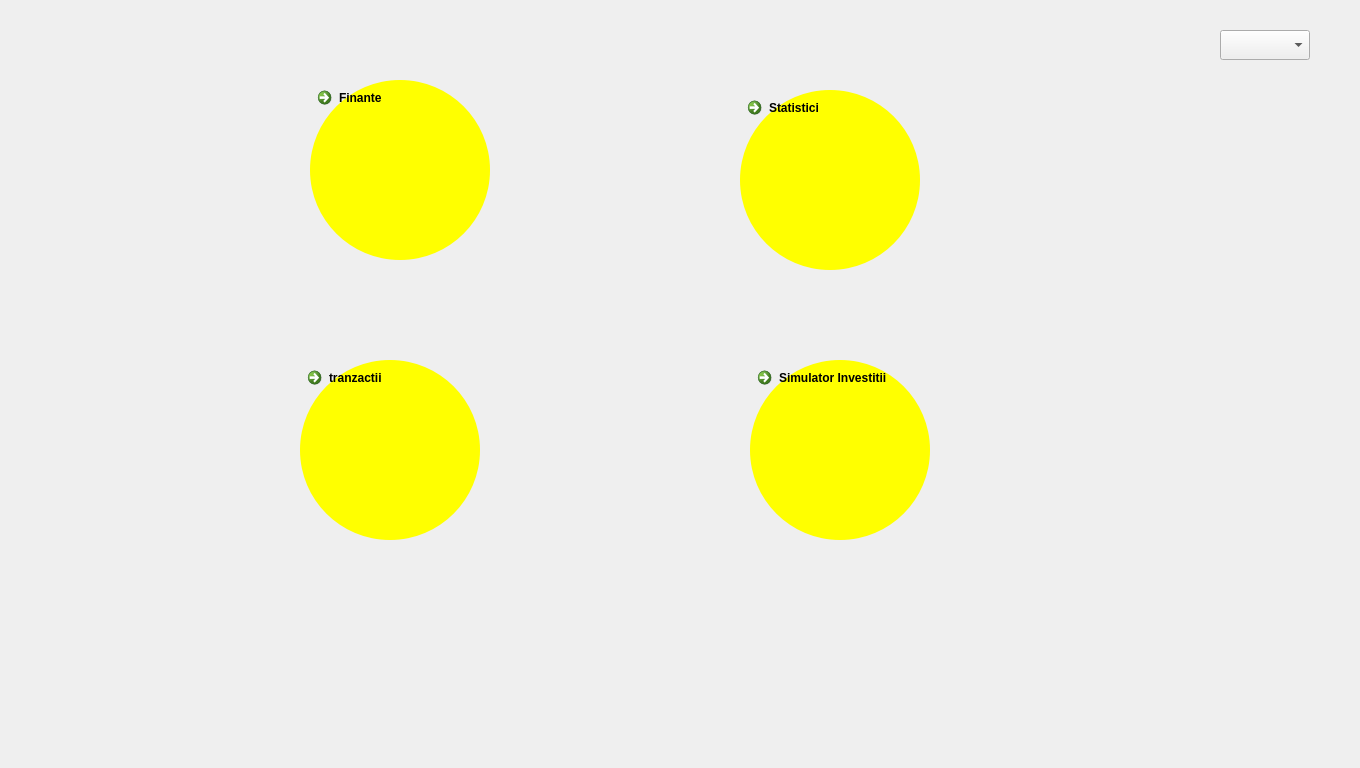
Above: 3_Solution/CleverClient/dashboard.ui from georgecpp/CleverPocket before the change. Below: the same form after it.
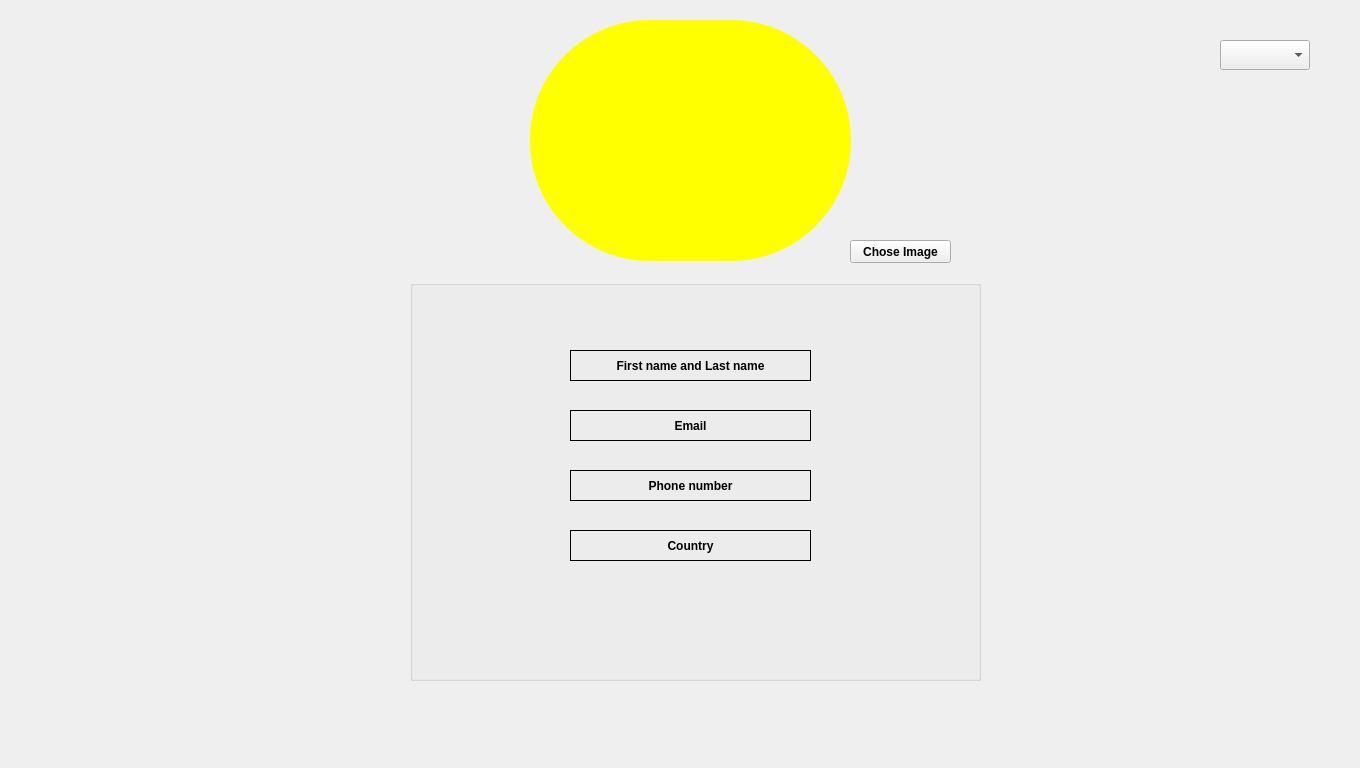
That is the form after the change. The open tabs and pages were chosen to show the change.

The edit to the form file:
```diff
--- a/3_Solution/CleverClient/dashboard.ui
+++ b/3_Solution/CleverClient/dashboard.ui
@@ -16,7 +16,7 @@
   <widget class="QStackedWidget" name="stackedWidget">
    <property name="geometry">
     <rect>
-     <x>-10</x>
+     <x>0</x>
      <y>0</y>
      <width>1360</width>
      <height>768</height>
@@ -111,9 +111,10 @@
      </property>
      <property name="styleSheet">
       <string notr="true">
-              QCommandLinkButton
+              QCommandLinkButton::hover
               {
-              background-color : lightgreen;
+           
+   background-color : lightgreen;
               border-radius: 90px;
               }
               QCommandLinkButton::!hover
@@ -555,6 +556,165 @@
      </property>
     </widget>
    </widget>
+   <widget class="QWidget" name="yourProfilePage">
+    <widget class="QGroupBox" name="groupBox">
+     <property name="geometry">
+      <rect>
+       <x>410</x>
+       <y>280</y>
+       <width>571</width>
+       <height>401</height>
+      </rect>
+     </property>
+     <property name="title">
+      <string/>
+     </property>
+     <widget class="QLabel" name="firstLastNameLabel">
+      <property name="geometry">
+       <rect>
+        <x>160</x>
+        <y>70</y>
+        <width>241</width>
+        <height>31</height>
+       </rect>
+      </property>
+      <property name="frameShape">
+       <enum>QFrame::Box</enum>
+      </property>
+      <property name="text">
+       <string>First name and Last name</string>
+      </property>
+      <property name="alignment">
+       <set>Qt::AlignCenter</set>
+      </property>
+     </widget>
+     <widget class="QLabel" name="emailLabel">
+      <property name="geometry">
+       <rect>
+        <x>160</x>
+        <y>130</y>
+        <width>241</width>
+        <height>31</height>
+       </rect>
+      </property>
+      <property name="frameShape">
+       <enum>QFrame::Box</enum>
+      </property>
+      <property name="text">
+       <string>Email</string>
+      </property>
+      <property name="alignment">
+       <set>Qt::AlignCenter</set>
+      </property>
+     </widget>
+     <widget class="QLabel" name="phoneLabel">
+      <property name="geometry">
+       <rect>
+        <x>160</x>
+        <y>190</y>
+        <width>241</width>
+        <height>31</height>
+       </rect>
+      </property>
+      <property name="frameShape">
+       <enum>QFrame::Box</enum>
+      </property>
+      <property name="text">
+       <string>Phone number</string>
+      </property>
+      <property name="alignment">
+       <set>Qt::AlignCenter</set>
+      </property>
+     </widget>
+     <widget class="QLabel" name="countryLabel">
+      <property name="geometry">
+       <rect>
+        <x>160</x>
+        <y>250</y>
+        <width>241</width>
+        <height>31</height>
+       </rect>
+      </property>
+      <property name="frameShape">
+       <enum>QFrame::Box</enum>
+      </property>
+      <property name="text">
+       <string>Country</string>
+      </property>
+      <property name="alignment">
+       <set>Qt::AlignCenter</set>
+      </property>
+     </widget>
+    </widget>
+    <widget class="QLabel" name="profilePictureLabel">
+     <property name="geometry">
+      <rect>
+       <x>530</x>
+       <y>20</y>
+       <width>321</width>
+       <height>241</height>
+      </rect>
+     </property>
+     <property name="styleSheet">
+      <string notr="true">background-color: rgb(255, 255, 0);
+border-radius:120px;</string>
+     </property>
+     <property name="text">
+      <string/>
+     </property>
+    </widget>
+    <widget class="QPushButton" name="choseImagePushButton">
+     <property name="geometry">
+      <rect>
+       <x>850</x>
+       <y>240</y>
+       <width>101</width>
+       <height>23</height>
+      </rect>
+     </property>
+     <property name="text">
+      <string>Chose Image</string>
+     </property>
+    </widget>
+    <widget class="QComboBox" name="profileOptions">
+     <property name="geometry">
+      <rect>
+       <x>1220</x>
+       <y>40</y>
+       <width>90</width>
+       <height>30</height>
+      </rect>
+     </property>
+     <property name="currentText">
+      <string/>
+     </property>
+    </widget>
+   </widget>
+   <widget class="QWidget" name="preferencesPage">
+    <widget class="QComboBox" name="comboBox">
+     <property name="geometry">
+      <rect>
+       <x>1180</x>
+       <y>40</y>
+       <width>101</width>
+       <height>31</height>
+      </rect>
+     </property>
+    </widget>
+    <widget class="QPushButton" name="pushButton">
+     <property name="geometry">
+      <rect>
+       <x>430</x>
+       <y>450</y>
+       <width>221</width>
+       <height>61</height>
+      </rect>
+     </property>
+     <property name="text">
+      <string>PushButton</string>
+     </property>
+    </widget>
+   </widget>
   </widget>
  </widget>
  <layoutdefault spacing="6" margin="11"/>
```
Left out of the diff: 3 changed lines with no effect on the pictures.
